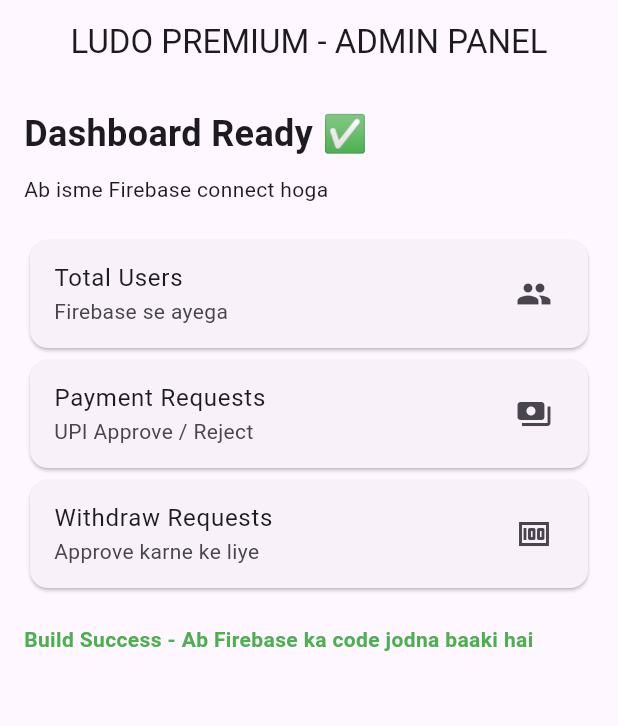
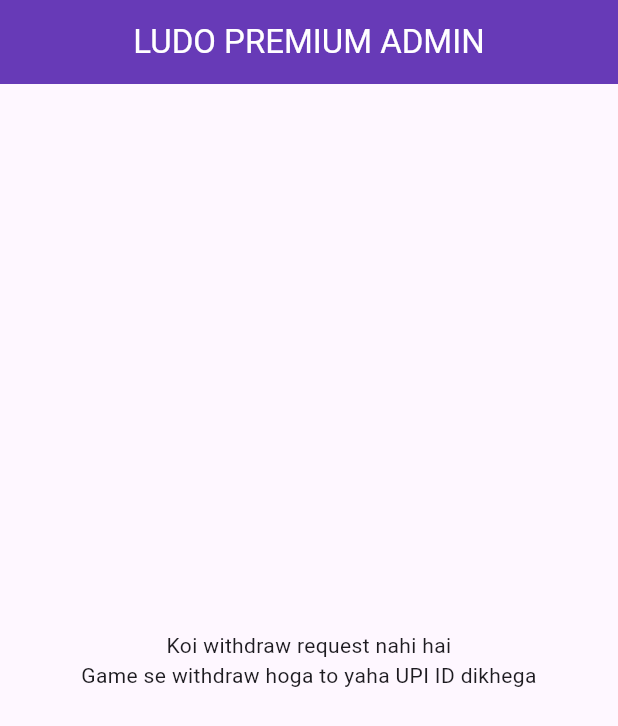
Before and after one commit to rohitsinghindian91/-ludo-admin, a Flutter app: the screen it shows after launch, on a phone screen of 412 x 824 dp. Shown: the top 726 px of the screen. Run offline on Flutter 3.47's test engine with Material 3 defaults, Android fonts, the light colour scheme and no system bars; our stand-ins replace cloud_firestore, firebase_core; accounts and stored records are empty; generated files the repository leaves out were written again.

Commit message:
Update main.dart

```diff
--- a/lib/main.dart
+++ b/lib/main.dart
@@ -1,28 +1,47 @@
 import 'package:flutter/material.dart';
-void main() => runApp(const LudoAdmin());
+import 'package:firebase_core/firebase_core.dart';
+import 'package:cloud_firestore/cloud_firestore.dart';
+import 'firebase_options.dart';
+
+void main() async {
+  WidgetsFlutterBinding.ensureInitialized();
+  await Firebase.initializeApp(options: DefaultFirebaseOptions.currentPlatform);
+  runApp(const LudoAdmin());
+}
+
 class LudoAdmin extends StatelessWidget {
   const LudoAdmin({super.key});
   @override
   Widget build(BuildContext context) {
     return MaterialApp(
       debugShowCheckedModeBanner: false,
-      title: 'Ludo Admin',
-      theme: ThemeData(useMaterial3: true, colorSchemeSeed: Colors.deepPurple),
       home: Scaffold(
-        appBar: AppBar(title: const Text('LUDO PREMIUM - ADMIN PANEL'), centerTitle: true),
-        body: ListView(
-          padding: const EdgeInsets.all(16),
-          children: [
-            const Text('Dashboard Ready ✅', style: TextStyle(fontSize: 24, fontWeight: FontWeight.bold)),
-            const SizedBox(height: 10),
-            const Text('Ab isme Firebase connect hoga'),
-            const SizedBox(height: 20),
-            Card(child: ListTile(title: const Text('Total Users'), subtitle: const Text('Firebase se ayega'), trailing: const Icon(Icons.people), onTap: () {})),
-            Card(child: ListTile(title: const Text('Payment Requests'), subtitle: const Text('UPI Approve / Reject'), trailing: const Icon(Icons.payments), onTap: () {})),
-            Card(child: ListTile(title: const Text('Withdraw Requests'), subtitle: const Text('Approve karne ke liye'), trailing: const Icon(Icons.money), onTap: () {})),
-            const SizedBox(height: 20),
-            const Text('Build Success - Ab Firebase ka code jodna baaki hai', style: TextStyle(color: Colors.green, fontWeight: FontWeight.bold)),
-          ],
+        appBar: AppBar(title: const Text('LUDO PREMIUM ADMIN'), centerTitle: true, backgroundColor: Colors.deepPurple, foregroundColor: Colors.white),
+        body: StreamBuilder<QuerySnapshot>(
+          stream: FirebaseFirestore.instance.collection('withdrawals').orderBy('timestamp', descending: true).snapshots(),
+          builder: (context, snap) {
+            if (snap.connectionState == ConnectionState.waiting) return const Center(child: CircularProgressIndicator());
+            if (!snap.hasData || snap.data!.docs.isEmpty) {
+              return const Center(child: Text('Koi withdraw request nahi hai\nGame se withdraw hoga to yaha UPI ID dikhega', textAlign: TextAlign.center));
+            }
+            return ListView(
+              padding: const EdgeInsets.all(12),
+              children: snap.data!.docs.map((doc) {
+                var d = doc.data() as Map<String, dynamic>;
+                return Card(
+                  child: ListTile(
+                    title: Text("₹${d['amount'] ?? '0'} - ${d['status'] ?? 'pending'}", style: const TextStyle(fontWeight: FontWeight.bold)),
+                    subtitle: Text("UPI: ${d['upiId'] ?? d['upi'] ?? 'N/A'}\nReferral: ${d['referralCode'] ?? ''}\nUser: ${d['userId'] ?? doc.id}"),
+                    isThreeLine: true,
+                    trailing: Wrap(children: [
+                      IconButton(icon: const Icon(Icons.check, color: Colors.green), onPressed: ()=> doc.reference.update({'status':'approved'})),
+                      IconButton(icon: const Icon(Icons.close, color: Colors.red), onPressed: ()=> doc.reference.update({'status':'rejected'})),
+                    ]),
+                  ),
+                );
+              }).toList(),
+            );
+          },
         ),
       ),
     );
```
